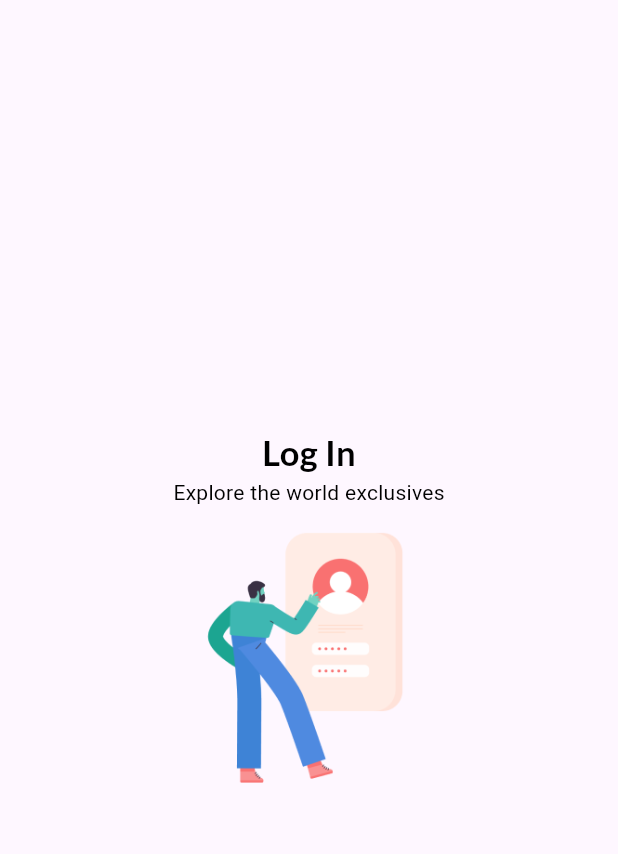
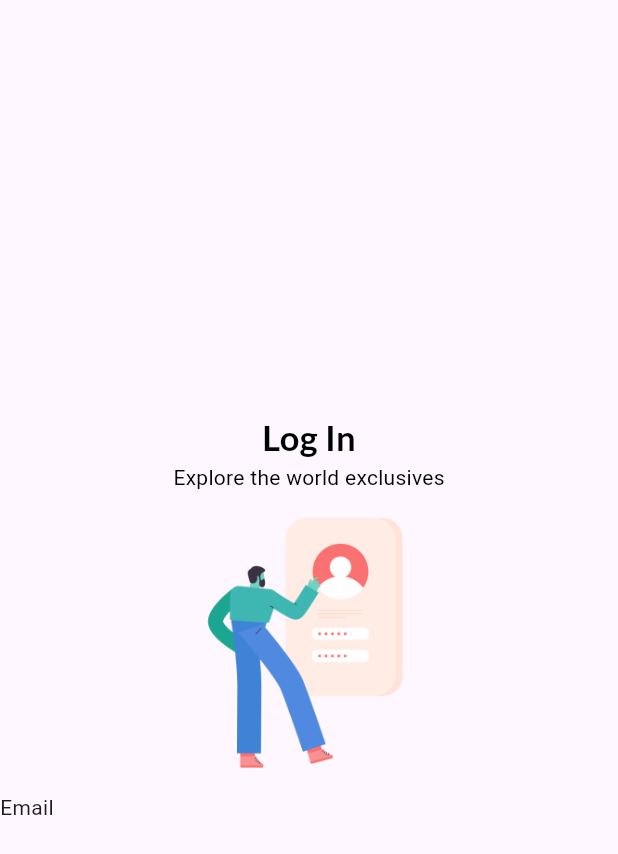
Before and after one commit to adogbeji/FlutterNodeMultiStoreApp, a Flutter app: the screen it shows after launch, on a phone screen of 412 x 824 dp. Shown: the top 854 px of the screen. Run offline on Flutter 3.47's test engine with Material 3 defaults, Android fonts, the phone set to English and light mode, and no system bars; our stand-ins replace google_fonts.

Commit message:
Use Align widget in login screen

```diff
--- a/lib/views/screens/auth/login_screen.dart
+++ b/lib/views/screens/auth/login_screen.dart
@@ -31,7 +31,12 @@ class LoginScreen extends StatelessWidget {
               ),
             ),
 
-            Image.asset('assets/images/Illustration.png', width: 200, height: 200),
+            Image.asset('assets/images/Illustration.png', width: 200, height: 200,),
+
+            const Align(
+              alignment: Alignment.topLeft,
+              child: Text('Email'),
+            ),
           ],
         ),
       ),
```
